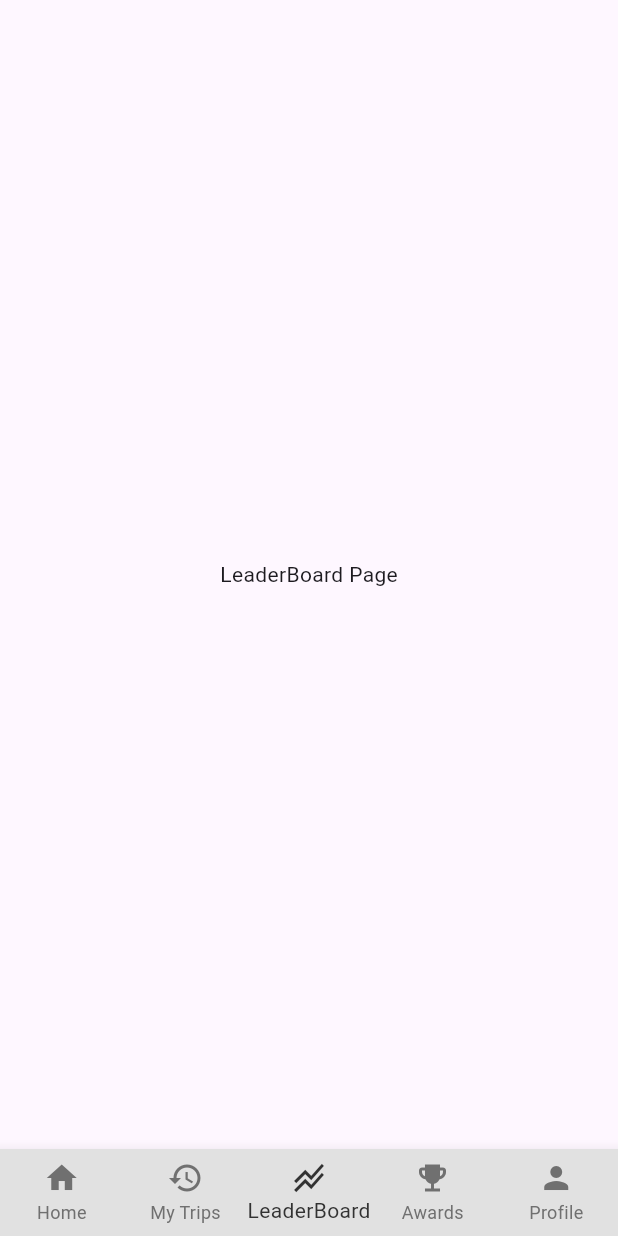
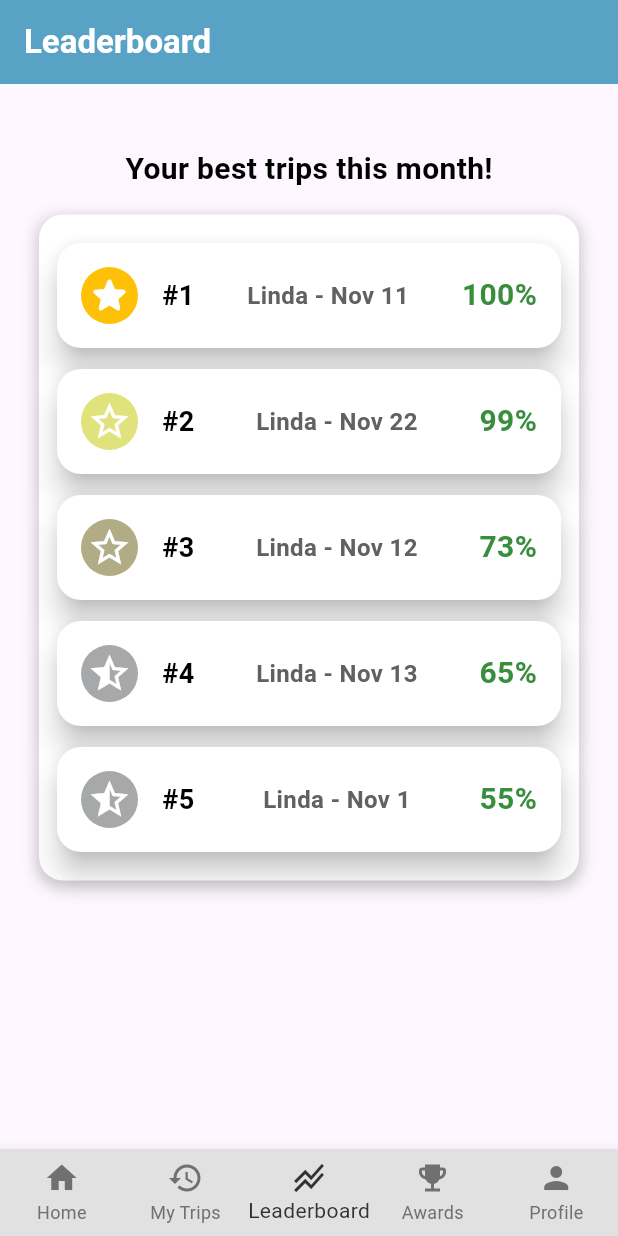
Before and after one commit to R-umaria/Group24F24, a Flutter app: the screen it shows after launch, item 3 of the bottom bar chosen, on a phone screen of 412 x 824 dp. Run offline on Flutter 3.47's test engine with Material 3 defaults, Android fonts, the phone set to English and light mode, and no system bars; our stand-ins replace flutter_custom_clippers, geolocator, permission_handler.

Commit message:
frontend for leaderboard, shows the drivers top 5 trips from the past month

```diff
--- /dev/null
+++ b/lib/pages/Leaderboard/leaderboard_page.dart
@@ -0,0 +1,187 @@
+//Andy Guest - Nov 25 2024
+//frontend for the leaderboard page, shows the drivers top 5 trips of the month
+
+import 'package:flutter/material.dart';
+import 'leaderboard_backend.dart';
+
+class LeaderboardPage extends StatefulWidget {
+  const LeaderboardPage({super.key});
+
+  @override
+  LeaderboardPageState createState() => LeaderboardPageState();
+}
+
+class LeaderboardPageState extends State<LeaderboardPage> {
+  List<LeaderboardEntry> leaderboardEntries = [];
+
+  @override
+  void initState() {
+    super.initState();
+    _fetchLeaderboardData();
+  }
+
+  void _fetchLeaderboardData() {
+    //get leaderboard data from backend
+    leaderboardEntries = getTripScoreData();
+    leaderboardEntries = sortLeaderboard(leaderboardEntries);
+    setState(() {});
+  }
+
+  @override
+  Widget build(BuildContext context) {
+    return Scaffold(
+      appBar: AppBar(
+        title: const Text('Leaderboard', style: TextStyle(fontWeight: FontWeight.bold, color: Colors.white)),
+        backgroundColor: const Color.fromRGBO(86, 170, 200, 1),
+        elevation: 4.0,
+      ),
+      body: Padding(
+        padding: const EdgeInsets.all(26.0),
+        child: Column(
+          children: [
+            const Padding(
+              padding: EdgeInsets.symmetric(vertical: 16.0),
+              child: Text(
+                'Your best trips this month!',
+                style: TextStyle(
+                  fontSize: 20.0,
+                  fontWeight: FontWeight.bold,
+                  color: Colors.black,
+                ),
+              ),
+            ),
+
+            //leaderboard entreies
+            Container(
+              padding: const EdgeInsets.all(12.0),
+              decoration: BoxDecoration(
+                color: Colors.white,
+                borderRadius: BorderRadius.circular(16.0),
+                boxShadow: [
+                  BoxShadow(
+                    color: Colors.grey.withOpacity(0.5),
+                    spreadRadius: 2,
+                    blurRadius: 8,
+                    offset: const Offset(0, 3),
+                  ),
+                ],
+              ),
+              child: ListView.builder(
+                shrinkWrap: true, //needed to stop the list from taking up extra space
+                itemCount: leaderboardEntries.length,
+                itemBuilder: (context, index) {
+                  final entry = leaderboardEntries[index];
+                  return LeaderboardItem(
+                    date: entry.date,
+                    score: entry.score,
+                    rank: index + 1, //rank num auto increases
+                  );
+                },
+              ),
+            ),
+          ],
+        ),
+      ),
+    );
+  }
+}
+
+class LeaderboardItem extends StatelessWidget {
+  final String date;
+  final int score;
+  final int rank;
+
+  const LeaderboardItem({super.key,
+    required this.date,
+    required this.score,
+    required this.rank,
+  });
+
+  @override
+  Widget build(BuildContext context) {
+    return Card(
+      margin: const EdgeInsets.symmetric(vertical: 7.0),
+      elevation: 8.0,
+      shape: RoundedRectangleBorder(
+        borderRadius: BorderRadius.circular(16.0),
+      ),
+      color: Colors.white,
+      child: Padding(
+        padding: const EdgeInsets.all(16.0),
+        child: Row(
+          children: [
+            //rank Icon
+            Container(
+              padding: const EdgeInsets.all(4.0),
+              decoration: BoxDecoration(
+                shape: BoxShape.circle,
+                color: _getRankColor(rank),
+              ),
+              child: _getRankIcon(rank),
+            ),
+            const SizedBox(width: 16.0),
+            Expanded(
+              child: Row(
+                mainAxisAlignment: MainAxisAlignment.spaceBetween,
+                children: [
+                  // Rank
+                  Text(
+                    '#$rank',
+                    style: const TextStyle(
+                      fontSize: 18.0,
+                      fontWeight: FontWeight.w600,
+                      color: Colors.black,
+                    ),
+                  ),
+                  //date
+                  Text(
+                    date,
+                    style: TextStyle(
+                      fontSize: 16.0,
+                      fontWeight: FontWeight.w600,
+                      color: Colors.grey[700],
+                    ),
+                  ),
+                  //score
+                  Text(
+                    '$score%',
+                    style: TextStyle(
+                      fontSize: 20.0,
+                      fontWeight: FontWeight.bold,
+                      color: Colors.green[700],
+                    ),
+                  ),
+                ],
+              ),
+            ),
+          ],
+        ),
+      ),
+    );
+  }
+
+  //icons, empty star for 1st place, half stars for 4 and 5th place. can be replaced with other icons
+  Widget _getRankIcon(int rank) {
+    if (rank == 1) {
+      return const Icon(Icons.star_rounded, color: Colors.white, size: 30.0);
+    } else if (rank == 2) {
+      return const Icon(Icons.star_border_outlined, color: Colors.white, size: 30.0);
+    } else if (rank == 3) {
+      return const Icon(Icons.star_border_outlined, color: Colors.white, size: 30.0);
+    } else {
+      return const Icon(Icons.star_half, color: Colors.white, size: 30.0);
+    }
+  }
+
+  Color _getRankColor(int rank) {
+    if (rank == 1) {
+      return Colors.amber;  //first place, gold
+    } else if (rank == 2) {
+      return const Color.fromARGB(255, 224, 226, 124);  //second
+    } else if (rank == 3) {
+      return const Color.fromARGB(255, 178, 172, 134); //third place
+    } else {
+      return const Color.fromARGB(255, 167, 168, 169); //fourth and fifth
+    }
+  }
+}
--- a/lib/pages/first_page.dart
+++ b/lib/pages/first_page.dart
@@ -1,7 +1,7 @@
 // ignore_for_file: prefer_const_constructors, prefer_const_literals_to_create_immutables, must_be_immutable, prefer_final_fields
 
 import 'package:drive_wise/pages/home_page.dart';
-import 'package:drive_wise/pages/leader_board_page.dart';
+import 'package:drive_wise/pages/Leaderboard/leaderboard_page.dart';
 import 'package:drive_wise/pages/my_trips.dart';
 import 'package:drive_wise/pages/profile_page.dart';
 import './Awards/awards_page.dart';
@@ -42,7 +42,7 @@ class _FirstPageState extends State<FirstPage> {
       MyTrips(),
 
       // LeaderBoardpage
-      LeaderBoardPage(),
+      LeaderboardPage(),
 
       //added the awards page
       AwardsPage(awardsManager: awardsManager1,),
@@ -81,7 +81,7 @@ class _FirstPageState extends State<FirstPage> {
           // LeaderBoard
           BottomNavigationBarItem(
             icon: Icon(Icons.stacked_line_chart),
-            label: 'LeaderBoard',
+            label: 'Leaderboard',
           ),
 
           //awards page
--- a/lib/pages/leader_board_page.dart
+++ /dev/null
@@ -1,16 +0,0 @@
-// ignore_for_file: prefer_const_constructors
-
-import 'package:flutter/material.dart';
-
-class LeaderBoardPage extends StatelessWidget {
-  const LeaderBoardPage({super.key});
-
-  @override
-  Widget build(BuildContext context) {
-    return Scaffold(
-      body: Center(
-        child: Text("LeaderBoard Page"),
-      ),
-    );
-  }
-}
```
